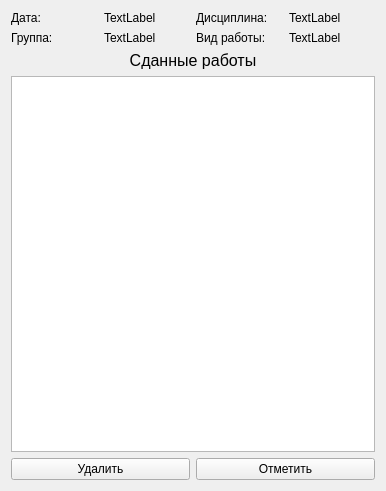
First picture: the form in ElectronicJournal/tablemadeworks.ui, repository MariyaMari/myJournal, before the edit.
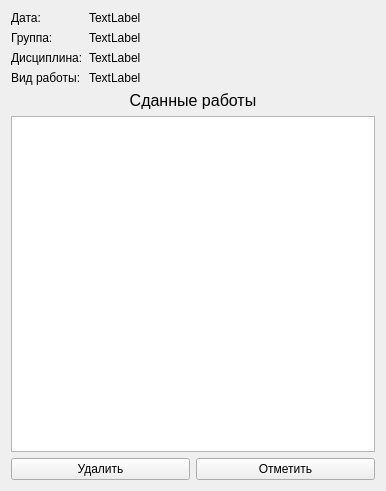
Second picture: the form after the edit.

What changed in the file:
```diff
--- a/ElectronicJournal/tablemadeworks.ui
+++ b/ElectronicJournal/tablemadeworks.ui
@@ -15,9 +15,16 @@
   </property>
   <layout class="QGridLayout" name="gridLayout_4">
    <item row="0" column="0">
-    <layout class="QGridLayout" name="gridLayout_3">
-     <item row="1" column="1">
-      <widget class="QLabel" name="label_5">
+    <layout class="QFormLayout" name="formLayout">
+     <item row="0" column="0">
+      <widget class="QLabel" name="label_2">
+       <property name="text">
+        <string>Дата:</string>
+       </property>
+      </widget>
+     </item>
+     <item row="0" column="1">
+      <widget class="QLabel" name="label_3">
        <property name="text">
         <string>TextLabel</string>
        </property>
@@ -30,42 +37,35 @@
        </property>
       </widget>
      </item>
-     <item row="0" column="2">
+     <item row="1" column="1">
+      <widget class="QLabel" name="label_5">
+       <property name="text">
+        <string>TextLabel</string>
+       </property>
+      </widget>
+     </item>
+     <item row="2" column="0">
       <widget class="QLabel" name="label_6">
        <property name="text">
         <string>Дисциплина:</string>
        </property>
       </widget>
      </item>
-     <item row="0" column="1">
-      <widget class="QLabel" name="label_3">
-       <property name="text">
-        <string>TextLabel</string>
-       </property>
-      </widget>
-     </item>
-     <item row="0" column="0">
-      <widget class="QLabel" name="label_2">
-       <property name="text">
-        <string>Дата:</string>
-       </property>
-      </widget>
-     </item>
-     <item row="0" column="3">
+     <item row="2" column="1">
       <widget class="QLabel" name="label_7">
        <property name="text">
         <string>TextLabel</string>
        </property>
       </widget>
      </item>
-     <item row="1" column="2">
+     <item row="3" column="0">
       <widget class="QLabel" name="label_8">
        <property name="text">
         <string>Вид работы:</string>
        </property>
       </widget>
      </item>
-     <item row="1" column="3">
+     <item row="3" column="1">
       <widget class="QLabel" name="label_9">
        <property name="text">
         <string>TextLabel</string>
```
Left out of the diff: 2 changed lines with no effect on the pictures.
